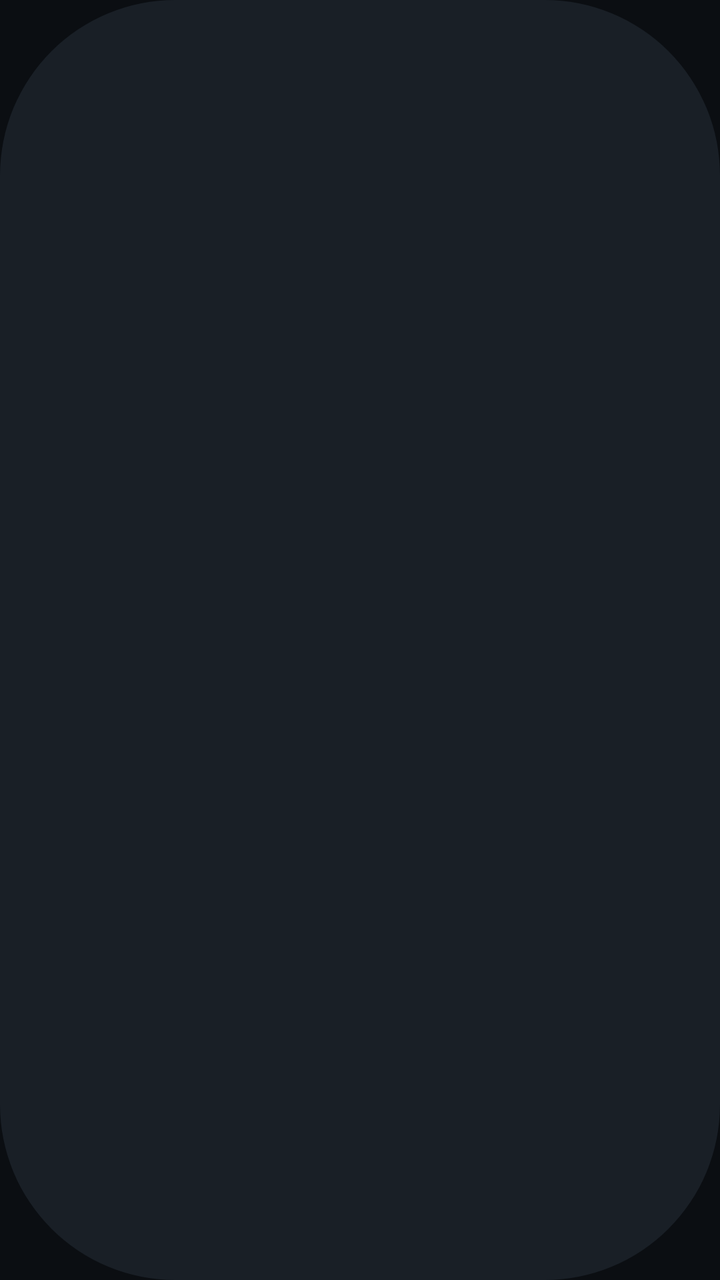
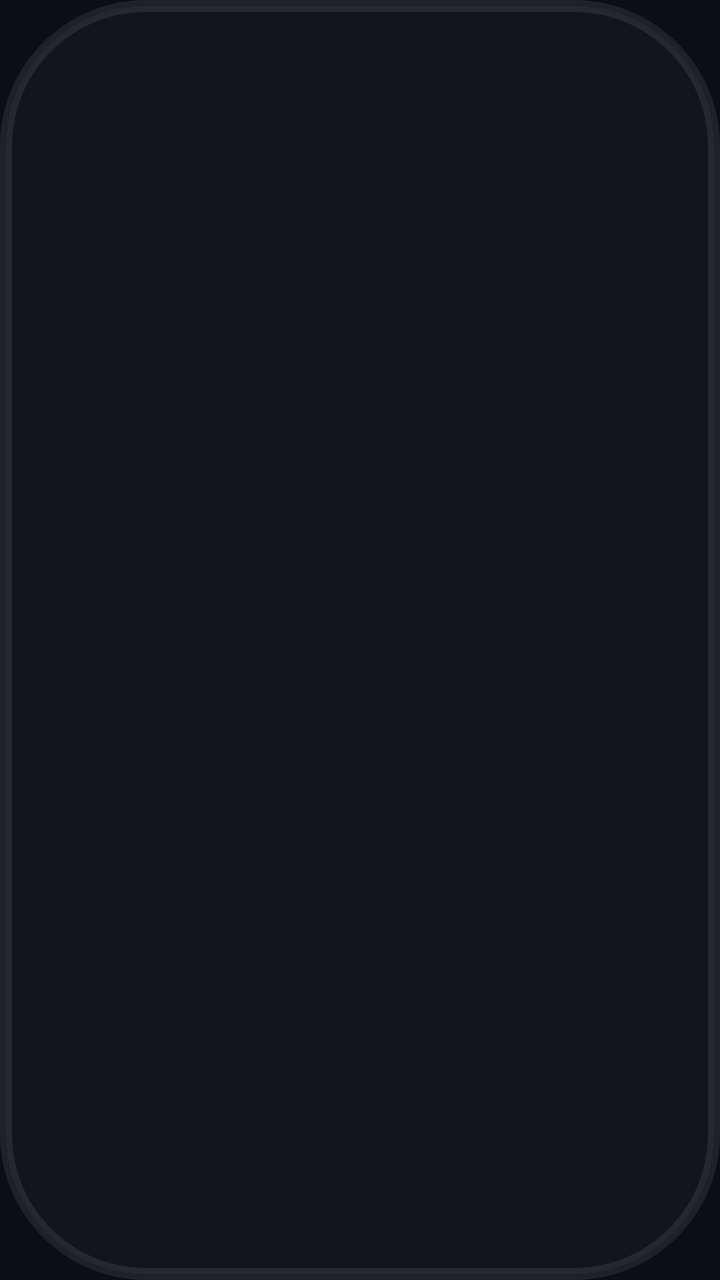

The first picture is an Android layout as it rendered before a commit; the second is the same layout after the commit. The layout source and the unified diff follow.
<!-- AndroidManifest.xml: application theme AppTheme.NoActionBar -->
<!-- res/layout/dialog_push.xml -->
<?xml version="1.0" encoding="utf-8"?>
<LinearLayout xmlns:android="http://schemas.android.com/apk/res/android"
    xmlns:app="http://schemas.android.com/apk/res-auto"
    xmlns:tools="http://schemas.android.com/tools"
    android:layout_width="@dimen/vs_600"
    android:layout_height="wrap_content"
    android:background="@drawable/shape_dialog_bg_main"
    android:orientation="vertical"
    android:paddingLeft="@dimen/vs_20"
    android:paddingTop="@dimen/vs_10"
    android:paddingRight="@dimen/vs_20"
    android:paddingBottom="@dimen/vs_10">

    <TableLayout
        android:layout_width="match_parent"
        android:layout_height="wrap_content">

        <TableRow
            android:layout_width="match_parent"
            android:layout_height="wrap_content"
            android:layout_margin="@dimen/vs_10">

            <TextView
                android:layout_width="@dimen/vs_160"
                android:layout_height="match_parent"
                android:layout_marginEnd="@dimen/vs_20"
                android:layout_marginRight="@dimen/vs_20"
                android:gravity="center"
                android:shadowColor="@color/color_000000_60"
                android:shadowDx="0"
                android:shadowDy="0"
                android:shadowRadius="5"
                android:text="远端tvbox地址"
                android:textColor="@color/color_FFFFFF"
                android:textSize="@dimen/ts_20"
                android:textStyle="bold" />

            <EditText
                android:id="@+id/etAddr"
                android:layout_width="@dimen/vs_200"
                android:layout_height="@dimen/vs_50"
                android:layout_weight="1"
                android:background="@drawable/shape_live_channel_num"
                android:gravity="center"
                android:hint="推送 IP 地址"
                android:inputType="text"
                android:maxLines="1"
                android:paddingLeft="@dimen/vs_10"
                android:paddingRight="@dimen/vs_10"
                android:textColor="@color/color_FFFFFF"
                android:textColorHint="@color/color_FFFFFF_50"
                android:textSize="@dimen/ts_20" />

            <TextView
                android:layout_width="wrap_content"
                android:layout_height="match_parent"
                android:layout_marginStart="@dimen/vs_10"
                android:layout_marginLeft="@dimen/vs_10"
                android:layout_marginEnd="@dimen/vs_10"
                android:layout_marginRight="@dimen/vs_10"
                android:gravity="center_vertical|end"
                android:shadowColor="@color/color_000000_60"
                android:shadowDx="0"
                android:shadowDy="0"
                android:shadowRadius="5"
                android:text=":"
                android:textColor="@color/color_FFFFFF"
                android:textSize="@dimen/ts_20"
                android:textStyle="bold" />

            <EditText
                android:id="@+id/etPort"
                android:layout_width="match_parent"
                android:layout_height="@dimen/vs_50"
                android:layout_gravity="center|end"
                android:layout_weight="1"
                android:background="@drawable/shape_live_channel_num"
                android:gravity="center"
                android:hint="端口"
                android:inputType="text"
                android:maxLines="1"
                android:nextFocusDown="@id/btnConfirm"
                android:paddingLeft="@dimen/vs_10"
                android:paddingRight="@dimen/vs_10"
                android:shadowColor="@color/color_000000_60"
                android:shadowDx="0"
                android:shadowDy="0"
                android:shadowRadius="5"
                android:textColor="@color/color_FFFFFF"
                android:textColorHint="@color/color_FFFFFF_50"
                android:textSize="@dimen/ts_20" />

        </TableRow>

        <TableRow
            android:layout_width="match_parent"
            android:layout_height="wrap_content"
            android:layout_margin="@dimen/vs_10">

            <TextView
                android:layout_width="@dimen/vs_160"
                android:layout_height="match_parent"
                android:layout_marginEnd="@dimen/vs_20"
                android:layout_marginRight="@dimen/vs_20"
                android:gravity="center"
                android:shadowColor="@color/color_000000_60"
                android:shadowDx="0"
                android:shadowDy="0"
                android:shadowRadius="5"
                android:text="当前 IP"
                android:textColor="@color/color_FFFFFF"
                android:textSize="@dimen/ts_20"
                android:textStyle="bold" />

            <TextView
                android:id="@+id/etCurrent"
                android:layout_width="@dimen/vs_200"
                android:layout_height="@dimen/vs_50"
                android:layout_weight="1"
                android:clickable="false"
                android:focusable="false"
                android:gravity="center"
                android:inputType="text"
                android:maxLines="1"
                android:paddingLeft="@dimen/vs_10"
                android:paddingRight="@dimen/vs_10"
                android:textColor="@color/color_FFFFFF"
                android:textColorHint="@color/color_FFFFFF_50"
                android:textSize="@dimen/ts_20" />

            <TextView
                android:layout_width="wrap_content"
                android:layout_height="match_parent"
                android:layout_marginStart="@dimen/vs_10"
                android:layout_marginLeft="@dimen/vs_10"
                android:layout_marginEnd="@dimen/vs_10"
                android:layout_marginRight="@dimen/vs_10"
                android:gravity="center_vertical|end"
                android:shadowColor="@color/color_000000_60"
                android:shadowDx="0"
                android:shadowDy="0"
                android:shadowRadius="5"
                android:text=""
                android:textColor="@color/color_FFFFFF"
                android:textSize="@dimen/ts_20"
                android:textStyle="bold" />

            <TextView
                android:id="@+id/btnConfirm"
                android:layout_width="match_parent"
                android:layout_height="@dimen/vs_50"
                android:layout_gravity="center|end"
                android:layout_weight="1"
                android:background="@drawable/button_dialog_main"
                android:clickable="true"
                android:focusable="true"
                android:gravity="center"
                android:maxLines="1"
                android:nextFocusDown="@id/btnConfirm"
                android:paddingLeft="@dimen/vs_10"
                android:paddingRight="@dimen/vs_10"
                android:shadowColor="@color/color_000000_60"
                android:shadowDx="0"
                android:shadowDy="0"
                android:shadowRadius="5"
                android:text="推送"
                android:textColor="@color/color_FFFFFF"
                android:textColorHint="@color/color_FFFFFF_50"
                android:textSize="@dimen/ts_20" />

            <TextView
                android:id="@+id/btnCancel"
                android:layout_width="@dimen/vs_120"
                android:layout_height="wrap_content"
                android:layout_weight="1"
                android:background="@drawable/button_dialog_main"
                android:focusable="true"
                android:gravity="center"
                android:padding="@dimen/vs_10"
                android:text="To-Do"
                android:textColor="@android:color/white"
                android:textSize="@dimen/vs_20"
                android:visibility="gone" />

        </TableRow>

    </TableLayout>

</LinearLayout>
<!-- resources referenced by this layout -->
<resources>
  <color name="color_000000_60">#99000000</color>
  <color name="color_FFFFFF">#FFFFFF</color>
  <color name="color_FFFFFF_50">#80FFFFFF</color>
  <dimen name="ts_20">20mm</dimen>
  <dimen name="vs_10">10mm</dimen>
  <dimen name="vs_120">120mm</dimen>
  <dimen name="vs_160">160mm</dimen>
  <dimen name="vs_20">20mm</dimen>
  <dimen name="vs_200">200mm</dimen>
  <dimen name="vs_50">50mm</dimen>
  <dimen name="vs_600">600mm</dimen>
  <!-- drawable button_dialog_main (drawable) -->
  <?xml version="1.0" encoding="utf-8"?>
  <selector xmlns:android="http://schemas.android.com/apk/res/android">
      <item android:state_focused="true" android:state_pressed="true">
          <shape>
              <corners android:radius="@dimen/vs_5" />
              <solid android:color="?attr/color_theme_dark_70" />
          </shape>
      </item>
      <item android:state_focused="false" android:state_pressed="true">
          <shape>
              <corners android:radius="@dimen/vs_5" />
              <solid android:color="?attr/color_theme_dark_70" />
          </shape>
      </item>
      <item android:state_focused="true">
          <shape>
              <corners android:radius="@dimen/vs_5" />
              <solid android:color="?attr/color_theme_dark_70" />
  	    
  	    <stroke android:width="2mm" android:color="@android:color/white" />
          </shape>
      </item>
      <item android:state_focused="false" android:state_pressed="false">
          <shape>
              <corners android:radius="@dimen/vs_5" />
              <solid android:color="@color/color_000000_60" />
          </shape>
      </item>
  </selector>
  <!-- drawable shape_dialog_bg_main (drawable) -->
  <?xml version="1.0" encoding="utf-8"?>
  <shape xmlns:android="http://schemas.android.com/apk/res/android">
      <corners android:radius="@dimen/vs_15" />
      <solid android:color="@color/color_6A6A6A_95" />
  </shape>
  <!-- drawable shape_live_channel_num (drawable) -->
  <?xml version="1.0" encoding="utf-8"?>
  <shape xmlns:android="http://schemas.android.com/apk/res/android">
      <corners android:radius="10mm" />
      <solid android:color="@color/color_000000_40" />
  </shape>
  <style name="AppTheme.NoActionBar">
          <item name="android:windowActionBar">false</item>
          <item name="android:windowNoTitle">true</item>
          <item name="windowActionBar">false</item>
          <item name="android:windowFullscreen">true</item>//全屏即无通知栏
          <item name="android:windowContentOverlay">@null</item>//是否有遮盖
          <item name="windowNoTitle">true</item>
          
          
          <item name="android:windowBackground">@color/color_32364E</item>
      </style>
  <dimen name="vs_5">5mm</dimen>
  <dimen name="vs_15">15mm</dimen>
  <color name="color_6A6A6A_95">#F21A2027</color>
  <color name="color_000000_40">#66000000</color>
  <color name="color_32364E">#0B0E12</color>
</resources>

<!-- the commit's change to res/layout/dialog_push.xml (unified diff, before → after) -->
@@ -1,4 +1,5 @@
 <?xml version="1.0" encoding="utf-8"?>
+
 <LinearLayout xmlns:android="http://schemas.android.com/apk/res/android"
     xmlns:app="http://schemas.android.com/apk/res-auto"
     xmlns:tools="http://schemas.android.com/tools"
<!-- resource entries referenced after the edit -->
@@ -14,41 +14,37 @@
   <!-- drawable button_dialog_main (drawable) -->
   <?xml version="1.0" encoding="utf-8"?>
   <selector xmlns:android="http://schemas.android.com/apk/res/android">
-      <item android:state_focused="true" android:state_pressed="true">
-          <shape>
-              <corners android:radius="@dimen/vs_5" />
+      <item android:state_focused="true">
+          <shape android:shape="rectangle">
+              <corners android:radius="@dimen/st_radius_chip" />
               <solid android:color="?attr/color_theme_dark_70" />
+              <stroke android:width="@dimen/st_focus_stroke" android:color="?attr/color_theme" />
           </shape>
       </item>
-      <item android:state_focused="false" android:state_pressed="true">
-          <shape>
-              <corners android:radius="@dimen/vs_5" />
-              <solid android:color="?attr/color_theme_dark_70" />
+      <item android:state_pressed="true">
+          <shape android:shape="rectangle">
+              <corners android:radius="@dimen/st_radius_chip" />
+              <solid android:color="?attr/color_theme_40" />
           </shape>
       </item>
-      <item android:state_focused="true">
-          <shape>
-              <corners android:radius="@dimen/vs_5" />
-              <solid android:color="?attr/color_theme_dark_70" />
-  	    
-  	    <stroke android:width="2mm" android:color="@android:color/white" />
-          </shape>
-      </item>
-      <item android:state_focused="false" android:state_pressed="false">
-          <shape>
-              <corners android:radius="@dimen/vs_5" />
-              <solid android:color="@color/color_000000_60" />
+      <item>
+          <shape android:shape="rectangle">
+              <corners android:radius="@dimen/st_radius_chip" />
+              <solid android:color="@color/st_surface" />
           </shape>
       </item>
   </selector>
   <!-- drawable shape_dialog_bg_main (drawable) -->
   <?xml version="1.0" encoding="utf-8"?>
-  <shape xmlns:android="http://schemas.android.com/apk/res/android">
-      <corners android:radius="@dimen/vs_15" />
-      <solid android:color="@color/color_6A6A6A_95" />
+  <shape xmlns:android="http://schemas.android.com/apk/res/android"
+      android:shape="rectangle">
+      <corners android:radius="@dimen/st_radius_card" />
+      <solid android:color="@color/st_bg_elevated" />
+      <stroke android:width="1mm" android:color="@color/st_stroke" />
   </shape>
   <!-- drawable shape_live_channel_num (drawable) -->
   <?xml version="1.0" encoding="utf-8"?>
+  
   <shape xmlns:android="http://schemas.android.com/apk/res/android">
       <corners android:radius="10mm" />
       <solid android:color="@color/color_000000_40" />
@@ -64,9 +60,12 @@
           
           <item name="android:windowBackground">@color/color_32364E</item>
       </style>
-  <dimen name="vs_5">5mm</dimen>
-  <dimen name="vs_15">15mm</dimen>
-  <color name="color_6A6A6A_95">#F21A2027</color>
+  <dimen name="st_radius_chip">10mm</dimen>
+  <dimen name="st_focus_stroke">3mm</dimen>
+  <color name="st_surface">#12FFFFFF</color>
+  <dimen name="st_radius_card">12mm</dimen>
+  <color name="st_bg_elevated">#12161C</color>
+  <color name="st_stroke">#14FFFFFF</color>
   <color name="color_000000_40">#66000000</color>
   <color name="color_32364E">#0B0E12</color>
 </resources>
